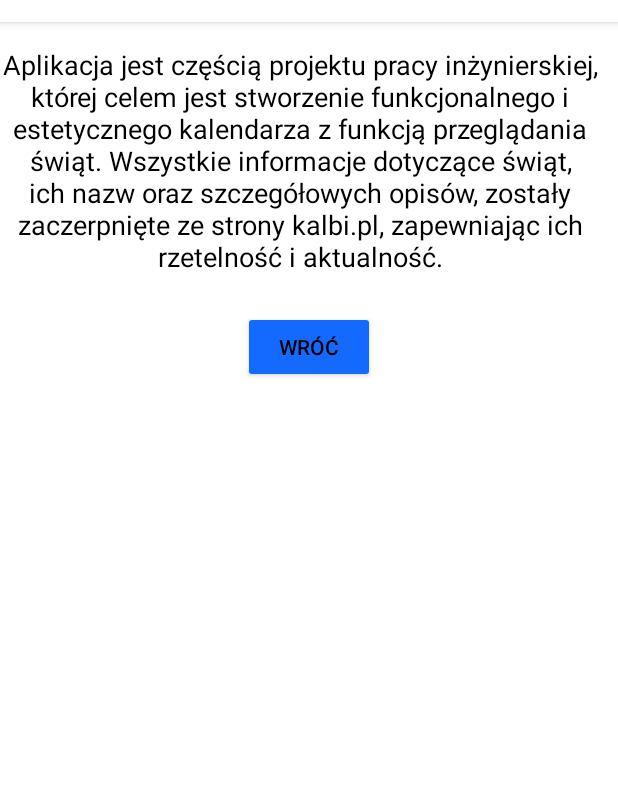
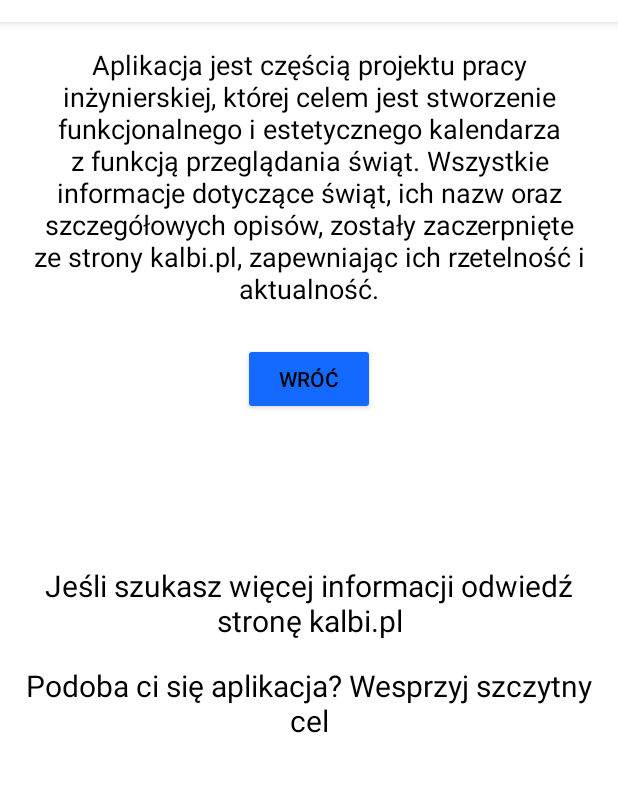
Before and after one commit to wenek/Kalendarz, an Android app: the AboutActivity screen opened directly, with no data from a screen before it, on a phone screen of 412 x 824 dp, the part 62-854 px from its top. Run offline under Robolectric (Android 15) with nearby library versions, the phone set to English and light mode, and no system bars; our stand-ins replace Firebase (no records; nobody signed in at launch, a user with empty details on screens opened directly).

Commit message:
zabawa kolorami

```diff
--- a/app/src/main/java/com/example/kalendarzsemi/CalendarActivity.kt
+++ b/app/src/main/java/com/example/kalendarzsemi/CalendarActivity.kt
@@ -154,8 +154,8 @@ class CalendarActivity : AppCompatActivity() {
         holidays.forEach { holiday ->
             val holidayTextView = TextView(this).apply {
                 text = holiday.first // Holiday name
-                textSize = 18f
-                setPadding(0, 8, 0, 8)
+                textSize = 20f
+                setPadding(0, 16, 0, 16)
                 setOnClickListener {
                     val intent = Intent(this@CalendarActivity, HolidayDetailActivity::class.java)
                     intent.putExtra("holiday_name", holiday.first)
--- a/app/src/main/res/layout/activity_about.xml
+++ b/app/src/main/res/layout/activity_about.xml
@@ -24,10 +24,47 @@
         android:text="@string/app_description_content"
         android:layout_below="@id/toolbar"
         android:layout_marginTop="16dp"
+        android:layout_marginStart="16dp"
+        android:layout_marginEnd="16dp"
         android:maxWidth="400dp"
         android:gravity="center"
         android:textSize="18sp"
         android:textColor="?android:attr/textColorPrimary" />
+
+    <TextView
+        android:id="@+id/link1"
+        android:layout_width="wrap_content"
+        android:layout_height="wrap_content"
+        android:text="@string/link1_text"
+        android:layout_below="@id/btnReturn"
+        android:layout_marginTop="100dp"
+        android:layout_centerHorizontal="true"
+        android:layout_marginStart="16dp"
+        android:layout_marginEnd="16dp"
+        android:textSize="20sp"
+        android:textColor="?android:attr/textColorPrimary"
+        android:clickable="true"
+        android:focusable="true"
+        android:gravity="center"/>
+
+    <TextView
+        android:id="@+id/link2"
+        android:layout_width="wrap_content"
+        android:layout_height="wrap_content"
+        android:text="@string/link2_text"
+        android:layout_below="@id/link1"
+        android:layout_marginTop="16dp"
+        android:layout_centerHorizontal="true"
+        android:layout_marginStart="16dp"
+        android:layout_marginEnd="16dp"
+        android:textSize="20sp"
+        android:textColor="?android:attr/textColorPrimary"
+        android:clickable="true"
+        android:focusable="true"
+        android:gravity="center"
+        android:maxLines="2"
+        android:ellipsize="end"/>
+
 
     <Button
         android:id="@+id/btnReturn"
--- a/app/src/main/res/layout/activity_holiday_detail.xml
+++ b/app/src/main/res/layout/activity_holiday_detail.xml
@@ -50,7 +50,7 @@
         android:paddingHorizontal="16dp"
         android:paddingVertical="8dp"
         android:text="@string/add_to_favorites"
-        android:textColor="?android:attr/textColorPrimaryInverse" />
+        android:textColor="?android:attr/textColorPrimary" />
 
     <!-- Przycisk powrotu -->
     <Button
@@ -62,5 +62,5 @@
         android:paddingHorizontal="16dp"
         android:paddingVertical="8dp"
         android:text="@string/back_button"
-        android:textColor="?android:attr/textColorPrimaryInverse" />
+        android:textColor="?android:attr/textColorPrimary" />
 </LinearLayout>
--- a/app/src/main/res/layout/activity_profile.xml
+++ b/app/src/main/res/layout/activity_profile.xml
@@ -102,7 +102,7 @@
         android:layout_centerHorizontal="true"
         android:layout_marginTop="16dp"
         android:text="@string/edit_bio"
-        android:textColor="?attr/colorPrimary"
+        android:textColor="?android:attr/textColorPrimary"
         android:backgroundTint="?android:attr/colorAccent"
         android:textStyle="bold" />
 
@@ -117,7 +117,7 @@
         android:padding="12dp"
         android:backgroundTint="?android:attr/colorAccent"
         android:text="@string/favorites"
-        android:textColor="?attr/colorPrimary"
+        android:textColor="?android:attr/textColorPrimary"
         android:textStyle="bold" />
 
     <!-- Przycisk wylogowania -->
@@ -131,7 +131,7 @@
         android:padding="12dp"
         android:backgroundTint="@color/red_primary"
         android:text="@string/logout"
-        android:textColor="@android:color/white"
+        android:textColor="?android:attr/textColorPrimary"
         android:textStyle="bold" />
 
 </RelativeLayout>
--- a/app/src/main/res/menu/main_menu.xml
+++ b/app/src/main/res/menu/main_menu.xml
@@ -1,6 +1,6 @@
 <?xml version="1.0" encoding="utf-8"?>
 <menu xmlns:android="http://schemas.android.com/apk/res/android"
-    xmlns:app="http://schemas.android.com/apk/res-auto">
+    android:id="@+id/navigation_menu">
     <group>
         <item android:id="@+id/home"
             android:icon="@drawable/baseline_home_24"
--- a/app/src/main/res/values/strings.xml
+++ b/app/src/main/res/values/strings.xml
@@ -77,6 +77,8 @@
     <string name="profile_info_placeholder">Informacje o koncie</string>
     <string name="profile_stats">Liczba polubionych świąt: %d</string>
     <string name="profile_creation_date">Konto stworzone: %s</string>
+    <string name="link1_text">Jeśli szukasz więcej informacji odwiedź stronę kalbi.pl</string>
+    <string name="link2_text">Podoba ci się aplikacja? Wesprzyj szczytny cel</string>
 
 
 </resources>
--- a/app/src/main/res/values/themes.xml
+++ b/app/src/main/res/values/themes.xml
@@ -25,4 +25,5 @@
         <item name="android:textColorPrimary">@color/primary_text_color_vibrant</item>
         <item name="android:textColorSecondary">@color/secondary_text_color_vibrant</item>
     </style>
+
 </resources>
```
Also changed, not shown: app/src/main/java/com/example/kalendarzsemi/AboutActivity.kt (+35 -8 lines), app/src/main/res/layout/activity_calendar.xml (+8 -4 lines), app/src/main/res/layout/activity_favorites.xml (+6 -2 lines), app/src/main/res/layout/activity_settings.xml (+5 -4 lines).
